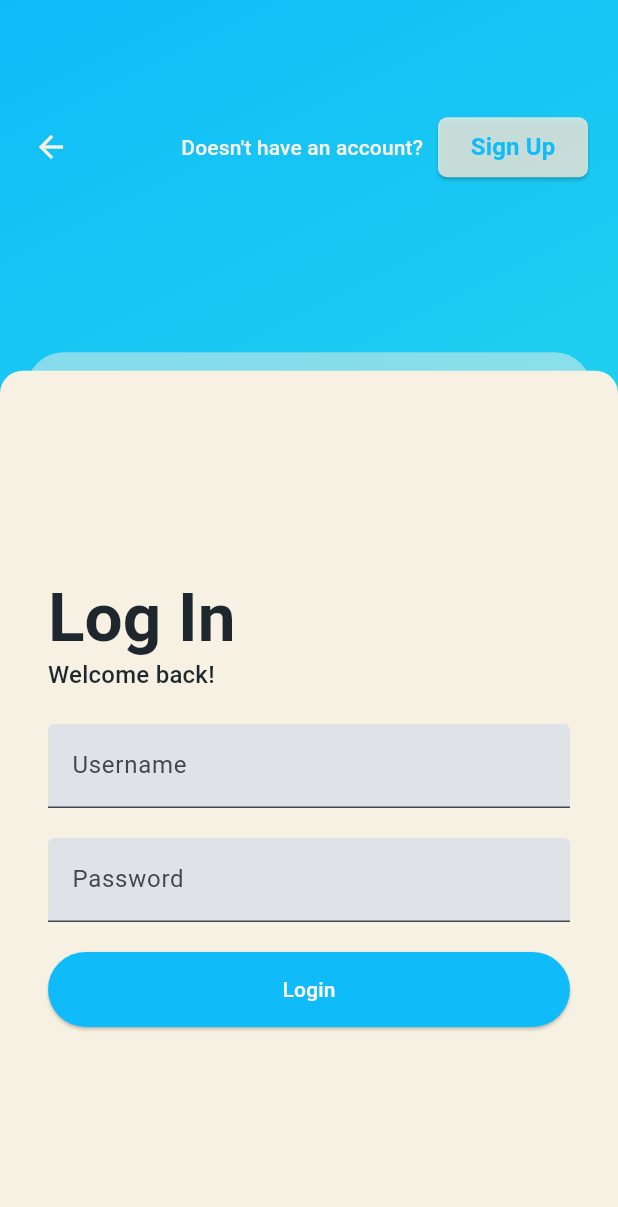
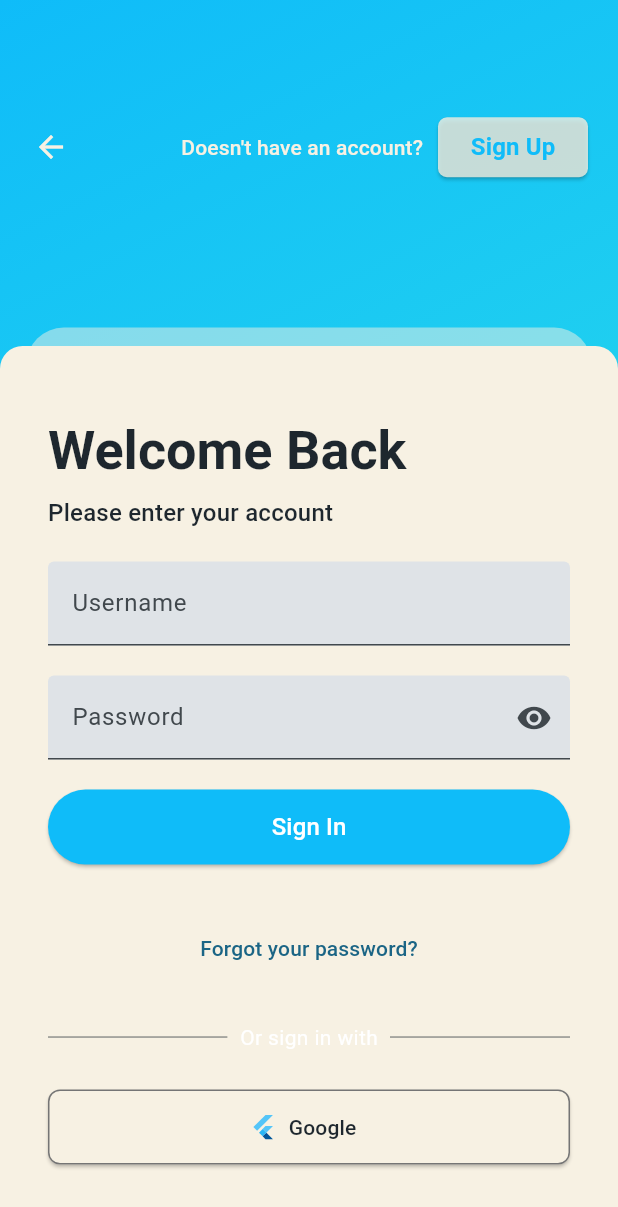
Before and after one commit to alramdhan/flutter_movies, a Flutter app: the screen it shows after launch, after a tap on "Sign In", on a phone screen of 412 x 824 dp. Shown: the top 1207 px of the screen. Run offline on Flutter 3.47's test engine with Material 3 defaults, Android fonts, the phone set to English and light mode, and no system bars; drawn by our look-alikes of flutter_animate; our stand-ins replace get_it, lottie; Roboto replaces fonts that are missing (MPlus2).

Commit message:
update login form

```diff
--- a/lib/page/auth/login_page.dart
+++ b/lib/page/auth/login_page.dart
@@ -10,6 +10,17 @@ class LoginPage extends StatefulWidget {
 class _LoginPageState extends State<LoginPage> {
   @override
   Widget build(BuildContext context) {
+    final _line = Expanded(
+      child: Container(
+        decoration: BoxDecoration(
+          border: Border.all(
+            width: .25,
+            color: Theme.of(context).colorScheme.onSurface
+          )
+        ),
+      ),
+    );
+
     return Center(
       child: Form(
         child: Padding(
@@ -18,13 +29,14 @@ class _LoginPageState extends State<LoginPage> {
             crossAxisAlignment: CrossAxisAlignment.start,
             mainAxisAlignment: MainAxisAlignment.center,
             children: [
-              Text("Log In",
-                style: Theme.of(context).textTheme.displayMedium?.copyWith(
+              Text("Welcome Back",
+                style: Theme.of(context).textTheme.displaySmall?.copyWith(
                   fontWeight: FontWeight.bold,
                   color: Theme.of(context).colorScheme.onSurface
                 )
               ),
-              Text("Welcome back!",
+              const SizedBox(height: 8),
+              Text("Please enter your account",
                 style: Theme.of(context).textTheme.titleMedium?.copyWith(
                   color: Theme.of(context).colorScheme.onSurface
                 )
@@ -41,13 +53,51 @@ class _LoginPageState extends State<LoginPage> {
                 obscureText: true,
                 decoration: const InputDecoration(
                   label: Text("Password"),
-                  filled: true
+                  filled: true,
+                  suffixIcon: Icon(Icons.visibility)
                 ),
               ),
               const SizedBox(height: 20),
               ElevatedButton(
                 onPressed: () {},
-                child: const Text("Login"),
+                child: const Text("Sign In",
+                  style: TextStyle(
+                    fontSize: 16
+                  ),
+                ),
+              ),
+              const SizedBox(height: 32),
+              Center(
+                child: TextButton(
+                  onPressed: () {},
+                  child: const Text("Forgot your password?")
+                ),
+              ),
+              const SizedBox(height: 25),
+              Row(
+                crossAxisAlignment: CrossAxisAlignment.center,
+                children: [
+                  _line,
+                  const Padding(
+                    padding: EdgeInsets.symmetric(horizontal: 8.0),
+                    child: Text("Or sign in with"),
+                  ),
+                  _line
+                ],
+              ),
+              const SizedBox(height: 25),
+              ElevatedButton.icon(
+                style: ElevatedButton.styleFrom(
+                  backgroundColor: Theme.of(context).colorScheme.surface,
+                  foregroundColor: Theme.of(context).colorScheme.onSurface,
+                  shape: RoundedRectangleBorder(
+                    borderRadius: BorderRadius.circular(8)
+                  ),
+                  side: BorderSide(color: Colors.grey.shade600),
+                ),
+                onPressed: () {},
+                icon: const FlutterLogo(),
+                label: Text("Google")
               )
             ],
           ),
--- a/lib/page/welcome_screen.dart
+++ b/lib/page/welcome_screen.dart
@@ -44,7 +44,7 @@ class _WelcomeScreenState extends State<WelcomeScreen> with TickerProviderStateM
             alignment: Alignment.bottomCenter,
             children: [
               Container(
-                height: size.height * .715,
+                height: size.height * .735,
                 width: size.width * .915,
                 decoration: BoxDecoration(
                   color: Theme.of(context).scaffoldBackgroundColor.withAlpha(125),
@@ -52,7 +52,7 @@ class _WelcomeScreenState extends State<WelcomeScreen> with TickerProviderStateM
                 ),
               ),
               Container(
-                height: size.height * .7,
+                height: size.height * .72,
                 width: size.width,
                 decoration: BoxDecoration(
                   color: Theme.of(context).scaffoldBackgroundColor,
```
